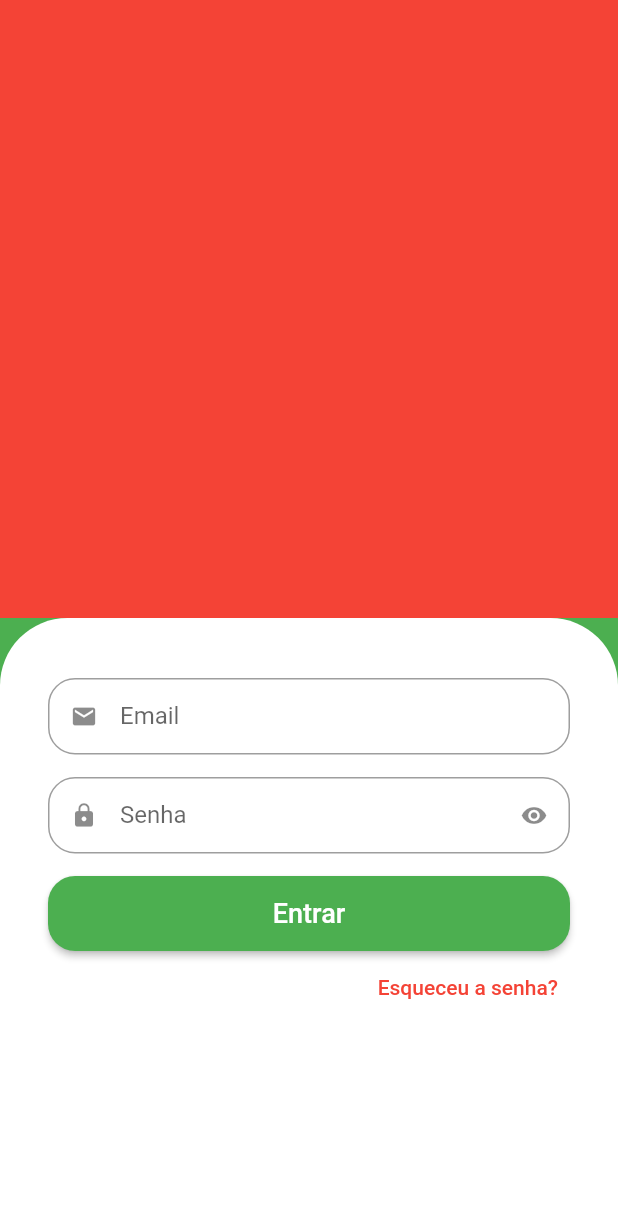
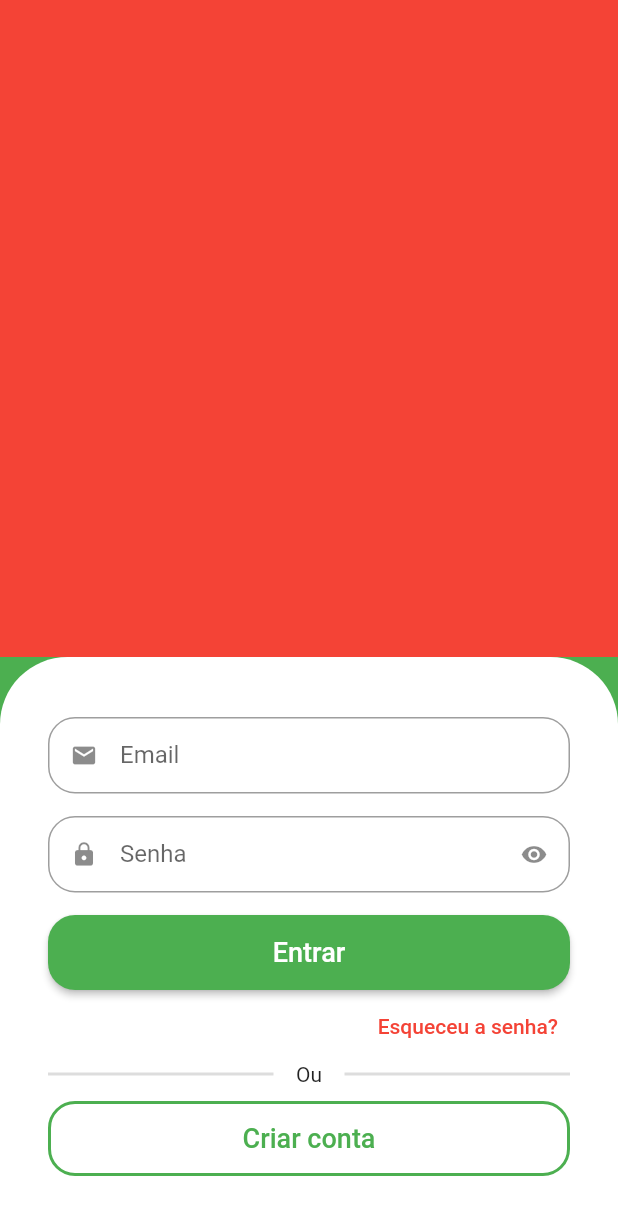
Before and after one commit to nbthales/greengrocer, a Flutter app: the screen it shows after launch, on a phone screen of 412 x 824 dp. Shown: the top 1215 px of the screen. Run offline on Flutter 3.47's test engine with Material 2 defaults, Android fonts, the phone set to English and light mode, and no system bars.

Commit message:
8. Criando botão de cadastro e estruturando sem Expanded

```diff
--- a/lib/src/auth/sign_in_screen.dart
+++ b/lib/src/auth/sign_in_screen.dart
@@ -15,8 +15,7 @@ class SignInScreen extends StatelessWidget {
               color: Colors.red,
             ),
           ),
-          Expanded(
-            child: Container(
+          Container(
             padding: const EdgeInsets.symmetric(
               horizontal: 32,
               vertical: 40,
@@ -67,8 +66,51 @@ class SignInScreen extends StatelessWidget {
                     ),
                   ),
                 ),
+                Padding(
+                  padding: const EdgeInsets.only(bottom: 10),
+                  child: Row(
+                    children: [
+                      Expanded(
+                        child: Divider(
+                          color: Colors.grey.withAlpha(90),
+                          thickness: 2,
+                        ),
+                      ),
+                      const Padding(
+                        padding: EdgeInsets.symmetric(horizontal: 15),
+                        child: Text('Ou'),
+                      ),
+                      Expanded(
+                        child: Divider(
+                          color: Colors.grey.withAlpha(90),
+                          thickness: 2,
+                        ),
+                      ),
                     ],
                   ),
+                ),
+                SizedBox(
+                  height: 50,
+                  child: OutlinedButton(
+                    style: OutlinedButton.styleFrom(
+                      shape: RoundedRectangleBorder(
+                        borderRadius: BorderRadius.circular(18),
+                      ),
+                      side: const BorderSide(
+                        width: 2,
+                        color: Colors.green,
+                      ),
+                    ),
+                    onPressed: () {},
+                    child: const Text(
+                      'Criar conta',
+                      style: TextStyle(
+                        fontSize: 18,
+                      ),
+                    ),
+                  ),
+                ),
+              ],
             ),
           ),
         ],
```
Lines whose indentation alone changed are shown as unchanged.
